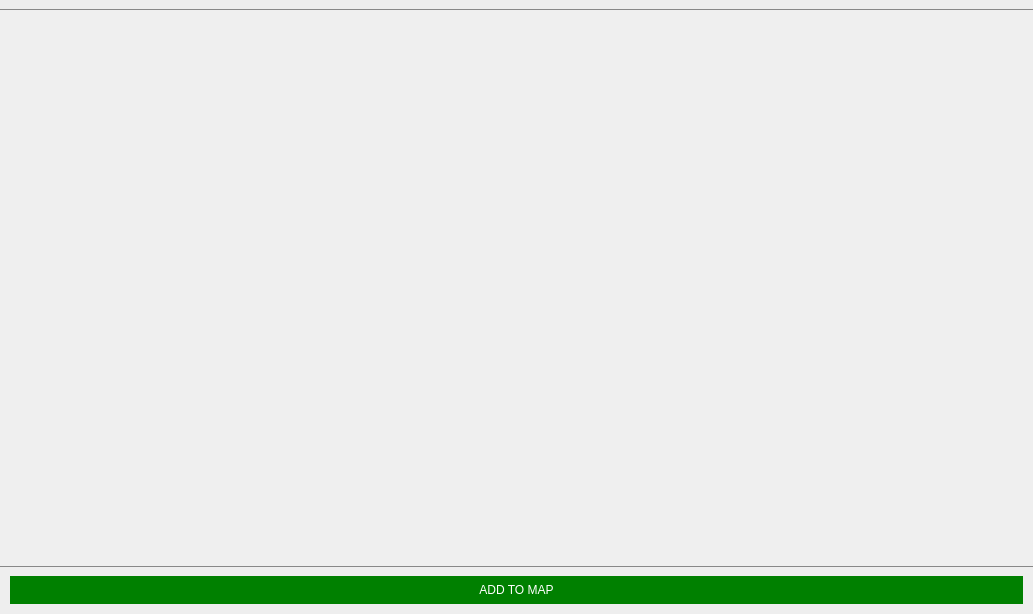
Above: gnavs/gui/gnavs_dockwidget_base.ui from b-lack/qgis-gnavs-plugin before the change. Below: the same form after it.
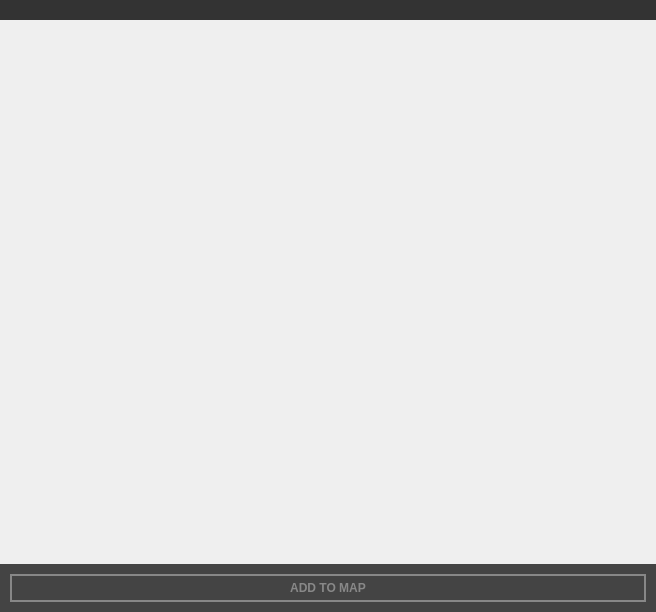
That is the form after the change.

Patch:
```diff
--- a/gnavs/gui/gnavs_dockwidget_base.ui
+++ b/gnavs/gui/gnavs_dockwidget_base.ui
@@ -6,8 +6,8 @@
    <rect>
     <x>0</x>
     <y>0</y>
-    <width>1033</width>
-    <height>614</height>
+    <width>656</width>
+    <height>612</height>
    </rect>
   </property>
   <property name="minimumSize">
@@ -58,24 +58,24 @@
       <item>
        <widget class="QWidget" name="lfbMenuBar" native="true">
         <property name="styleSheet">
-         <string notr="true">background-color:#eee;
-border-bottom: 1px solid #888;</string>
+         <string notr="true">background-color:#333;
+border-bottom: 0px solid #888;</string>
         </property>
         <layout class="QHBoxLayout" name="lfbMenuBarLayout">
          <property name="spacing">
           <number>5</number>
          </property>
          <property name="leftMargin">
-          <number>5</number>
+          <number>10</number>
          </property>
          <property name="topMargin">
-          <number>5</number>
+          <number>10</number>
          </property>
          <property name="rightMargin">
-          <number>5</number>
+          <number>10</number>
          </property>
          <property name="bottomMargin">
-          <number>5</number>
+          <number>10</number>
          </property>
         </layout>
        </widget>
@@ -97,8 +97,8 @@
           <rect>
            <x>0</x>
            <y>0</y>
-           <width>1031</width>
-           <height>526</height>
+           <width>654</width>
+           <height>514</height>
           </rect>
          </property>
          <layout class="QVBoxLayout">
@@ -137,8 +137,7 @@
       <item>
        <widget class="QWidget" name="lfbAddToMapWidget" native="true">
         <property name="styleSheet">
-         <string notr="true">background-color:#eee;
-border-top: 1px solid #888;</string>
+         <string notr="true">background-color:#444;</string>
         </property>
         <layout class="QHBoxLayout" name="lfbAddToMap">
          <property name="leftMargin">
@@ -155,10 +154,22 @@
          </property>
          <item>
           <widget class="QPushButton" name="lfbAddToMapBtn">
+           <property name="enabled">
+            <bool>false</bool>
+           </property>
+           <property name="font">
+            <font>
+             <weight>75</weight>
+             <bold>true</bold>
+            </font>
+           </property>
+           <property name="cursor">
+            <cursorShape>PointingHandCursor</cursorShape>
+           </property>
            <property name="styleSheet">
             <string notr="true">QPushButton{
-	border: 2px solid #333;
-	color: #555;
+	border: 2px solid #888;
+	color: #888;
 	padding: 5px;
 	margin: 5px;
 }
```
